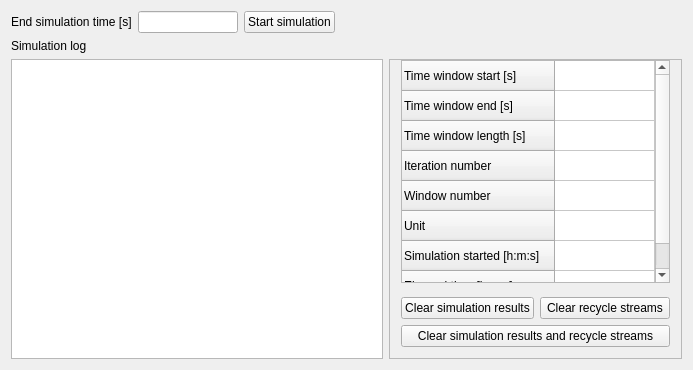
First picture: the form in GUIDialogs/SimulatorTab/SimulatorTab.ui, repository DyssolTEC/Dyssol-open, before the edit.
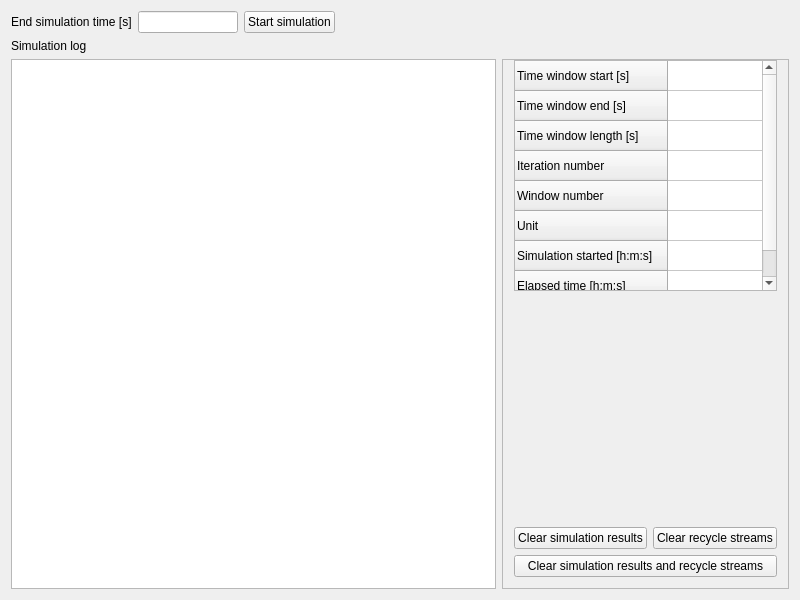
Second picture: the form after the edit. Icons and pictures are not drawn. Custom widgets are drawn as their Qt base class.

The edit to the form file:
```diff
--- a/GUIDialogs/SimulatorTab/SimulatorTab.ui
+++ b/GUIDialogs/SimulatorTab/SimulatorTab.ui
@@ -6,8 +6,8 @@
    <rect>
     <x>0</x>
     <y>0</y>
-    <width>693</width>
-    <height>370</height>
+    <width>800</width>
+    <height>600</height>
    </rect>
   </property>
   <property name="windowTitle">
@@ -101,7 +101,7 @@
         <item>
          <widget class="CQtTable" name="tableLog">
           <property name="sizeAdjustPolicy">
-           <enum>QAbstractScrollArea::AdjustToContents</enum>
+           <enum>QAbstractScrollArea::AdjustIgnored</enum>
           </property>
           <attribute name="horizontalHeaderVisible">
            <bool>false</bool>
```
